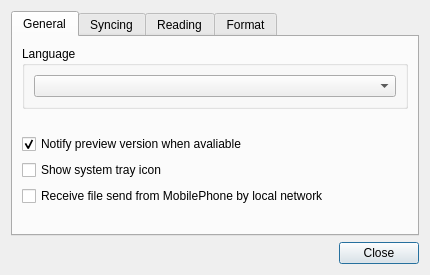
First picture: the form in src/ui/wizpreferencedialog.ui, repository WizTeam/WizQTClient, before the edit.
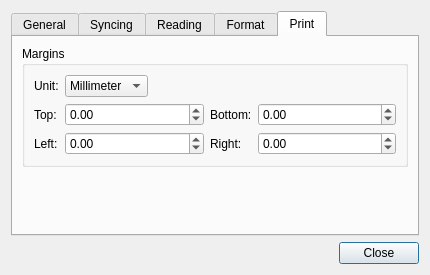
Second picture: the form after the edit.

```diff
--- a/src/ui/wizpreferencedialog.ui
+++ b/src/ui/wizpreferencedialog.ui
@@ -35,7 +35,7 @@
    <item>
     <widget class="QTabWidget" name="tabWidget">
      <property name="currentIndex">
-      <number>0</number>
+      <number>4</number>
      </property>
      <property name="usesScrollButtons">
       <bool>false</bool>
@@ -418,6 +418,162 @@
        </item>
       </layout>
      </widget>
+     <widget class="QWidget" name="tab">
+      <attribute name="title">
+       <string>Print</string>
+      </attribute>
+      <layout class="QVBoxLayout" name="verticalLayout_9">
+       <item>
+        <widget class="QGroupBox" name="groupBox_2">
+         <property name="title">
+          <string>Margins</string>
+         </property>
+         <layout class="QGridLayout" name="gridLayout">
+          <item row="0" column="0">
+           <widget class="QLabel" name="label_5">
+            <property name="text">
+             <string>Unit:</string>
+            </property>
+           </widget>
+          </item>
+          <item row="0" column="1">
+           <widget class="QComboBox" name="comboBox_unit">
+            <property name="sizePolicy">
+             <sizepolicy hsizetype="Maximum" vsizetype="Fixed">
+              <horstretch>0</horstretch>
+              <verstretch>0</verstretch>
+             </sizepolicy>
+            </property>
+            <item>
+             <property name="text">
+              <string>Millimeter</string>
+             </property>
+            </item>
+            <item>
+             <property name="text">
+              <string>Point</string>
+             </property>
+            </item>
+            <item>
+             <property name="text">
+              <string>Inch</string>
+             </property>
+            </item>
+            <item>
+             <property name="text">
+              <string>Pica</string>
+             </property>
+            </item>
+            <item>
+             <property name="text">
+              <string>Didot</string>
+             </property>
+            </item>
+            <item>
+             <property name="text">
+              <string>Cicero</string>
+             </property>
+            </item>
+           </widget>
+          </item>
+          <item row="1" column="0">
+           <widget class="QLabel" name="label">
+            <property name="text">
+             <string>Top:</string>
+            </property>
+           </widget>
+          </item>
+          <item row="1" column="1">
+           <widget class="QDoubleSpinBox" name="spinBox_top">
+            <property name="sizePolicy">
+             <sizepolicy hsizetype="Expanding" vsizetype="Fixed">
+              <horstretch>0</horstretch>
+              <verstretch>0</verstretch>
+             </sizepolicy>
+            </property>
+            <property name="minimum">
+             <double>-999.000000000000000</double>
+            </property>
+            <property name="maximum">
+             <double>999.990000000000009</double>
+            </property>
+           </widget>
+          </item>
+          <item row="1" column="2">
+           <widget class="QLabel" name="label_2">
+            <property name="text">
+             <string>Bottom:</string>
+            </property>
+           </widget>
+          </item>
+          <item row="1" column="3">
+           <widget class="QDoubleSpinBox" name="spinBox_bottom">
+            <property name="sizePolicy">
+             <sizepolicy hsizetype="Expanding" vsizetype="Fixed">
+              <horstretch>0</horstretch>
+              <verstretch>0</verstretch>
+             </sizepolicy>
+            </property>
+            <property name="minimum">
+             <double>-999.000000000000000</double>
+            </property>
+            <property name="maximum">
+             <double>999.990000000000009</double>
+            </property>
+           </widget>
+          </item>
+          <item row="2" column="0">
+           <widget class="QLabel" name="label_3">
+            <property name="text">
+             <string>Left:</string>
+            </property>
+           </widget>
+          </item>
+          <item row="2" column="1">
+           <widget class="QDoubleSpinBox" name="spinBox_left">
+            <property name="minimum">
+             <double>-999.000000000000000</double>
+            </property>
+            <property name="maximum">
+             <double>999.990000000000009</double>
+            </property>
+           </widget>
+          </item>
+          <item row="2" column="2">
+           <widget class="QLabel" name="label_4">
+            <property name="text">
+             <string>Right:</string>
+            </property>
+           </widget>
+          </item>
+          <item row="2" column="3">
+           <widget class="QDoubleSpinBox" name="spinBox_right">
+            <property name="minimum">
+             <double>-999.000000000000000</double>
+            </property>
+            <property name="maximum">
+             <double>999.990000000000009</double>
+            </property>
+           </widget>
+          </item>
+         </layout>
+        </widget>
+       </item>
+       <item>
+        <spacer name="verticalSpacer_5">
+         <property name="orientation">
+          <enum>Qt::Vertical</enum>
+         </property>
+         <property name="sizeHint" stdset="0">
+          <size>
+           <width>20</width>
+           <height>40</height>
+          </size>
+         </property>
+        </spacer>
+       </item>
+      </layout>
+     </widget>
     </widget>
    </item>
    <item>
```
